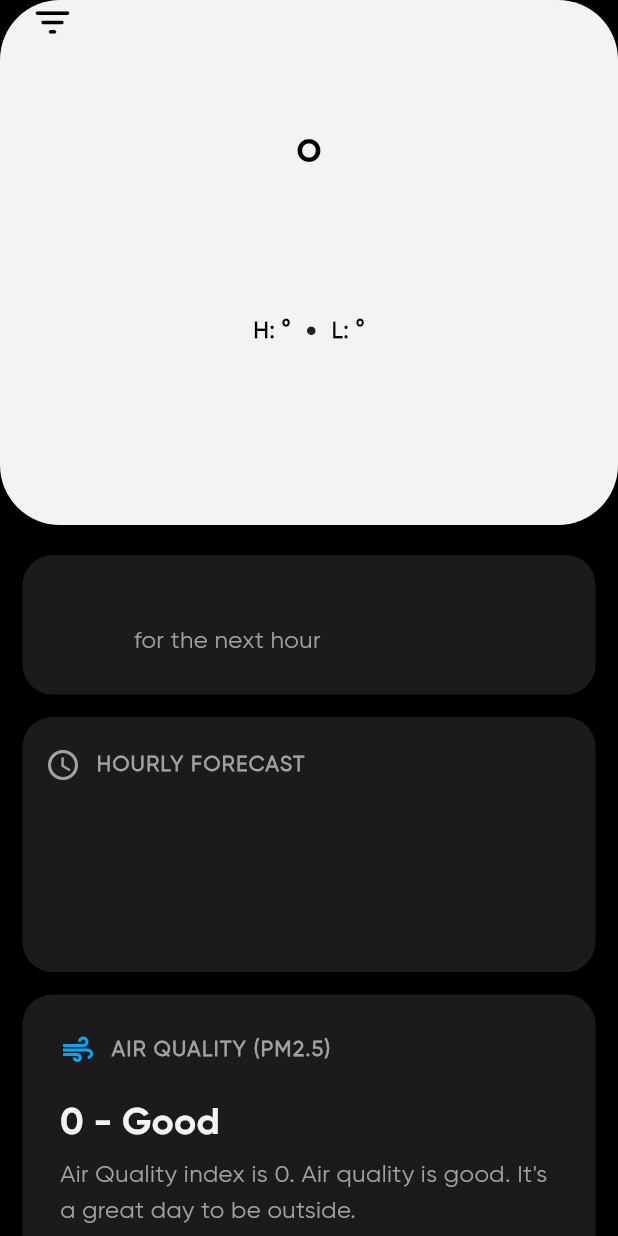
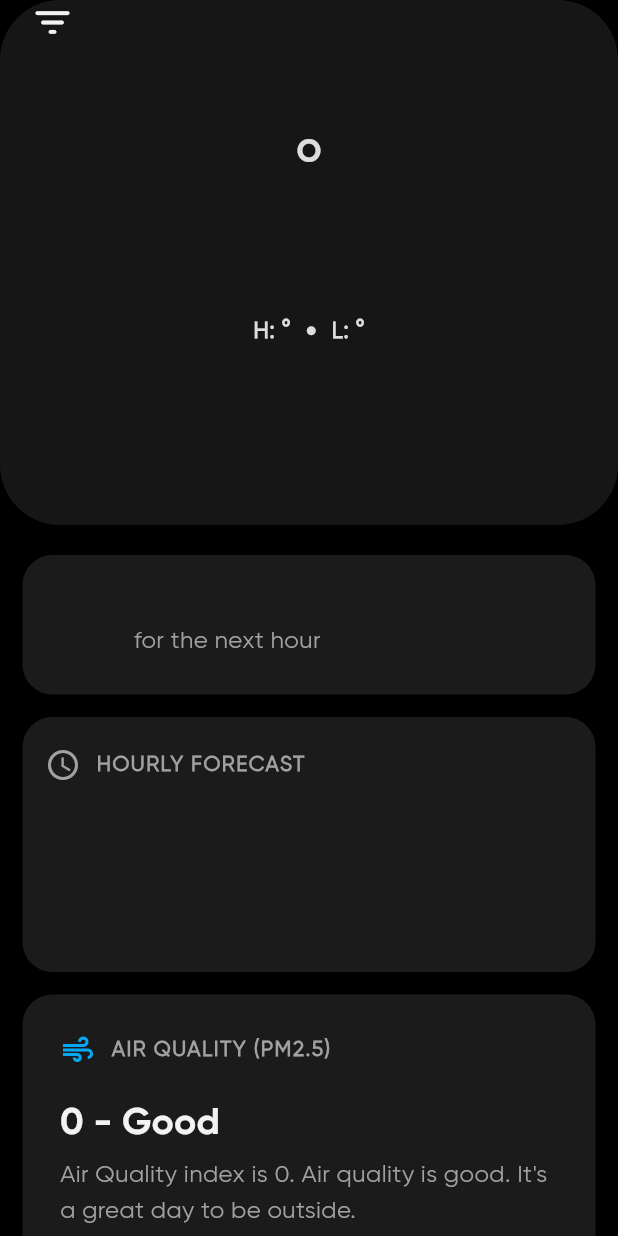
Before and after one commit to HalfSeedLLC/Climature, a Flutter app: the CityForecast screen opened directly, on a phone screen of 412 x 824 dp. Run offline on Flutter 3.47's test engine with Material 3 defaults, Android fonts, the phone set to English and light mode, and no system bars; our stand-ins replace equatable, flutter_bloc, flutter_dotenv, go_router, shared_preferences, video_player; accounts and stored records are empty; network calls fail; statements that could not run were skipped.

Commit message:
Adds video assets for weather conditions to City Header

```diff
--- a/lib/pages/city_forecast/city_forecast.dart
+++ b/lib/pages/city_forecast/city_forecast.dart
@@ -60,7 +60,9 @@ class _CityForecast extends State<CityForecast>
                       opacity: _animationController.value * 1,
                       child: Column(
                         children: [
-                          SizedBox(
+                          ClipRRect(
+                            borderRadius: BorderRadius.circular(40),
+                            child: SizedBox(
                               height: 350 * _animationController.value,
                               child: OverflowBox(
                                 maxHeight: 350,
@@ -82,6 +84,7 @@ class _CityForecast extends State<CityForecast>
                                   airQualityMessage: getAirQualityMessage(
                                       usEpaIndex: state.forecast?.current
                                           .airQuality.usEpaIndex),
+                                ),
                               ),
                             ),
                           ),
--- a/lib/pages/city_forecast/widgets/city_header.dart
+++ b/lib/pages/city_forecast/widgets/city_header.dart
@@ -1,9 +1,12 @@
 import 'package:flutter/material.dart';
+import 'package:video_player/video_player.dart';
 import 'package:weather_app/utils/utils.dart';
 import 'package:weather_app/theme/colors.dart';
 import 'package:weather_app/widgets/gradient_container.dart';
 
-class CityHeader extends StatelessWidget {
+import '../util/util.dart';
+
+class CityHeader extends StatefulWidget {
   const CityHeader({
     required this.title,
     required this.currentTemp,
@@ -26,51 +29,94 @@ class CityHeader extends StatelessWidget {
   final bool isLoading;
 
   @override
-  Widget build(BuildContext context) => DecoratedBox(
-        decoration: BoxDecoration(
-            color: WeatherColors.white,
-            borderRadius: BorderRadius.circular(40)),
-        child: SafeArea(
-          child: Padding(
+  State<CityHeader> createState() => _CityHeaderState();
+}
+
+class _CityHeaderState extends State<CityHeader> {
+  VideoPlayerController? _controller;
+
+  @override
+  void initState() {
+    super.initState();
+  }
+
+  @override
+  void didUpdateWidget(covariant CityHeader oldWidget) {
+    super.didUpdateWidget(oldWidget);
+    if (widget.condition != oldWidget.condition &&
+        widget.condition.isNotEmpty) {
+      _controller?.dispose();
+      _initializeVideo();
+    }
+  }
+
+  void _initializeVideo() {
+    _controller =
+        VideoPlayerController.asset(getWeatherVideoAsset(widget.condition));
+    _controller?.initialize().then((_) {
+      _controller
+        ?..play()
+        ..setLooping(true);
+    });
+  }
+
+  @override
+  void dispose() {
+    _controller?.dispose();
+    super.dispose();
+  }
+
+  @override
+  Widget build(BuildContext context) => ClipRRect(
+        borderRadius: BorderRadius.circular(40),
+        child: DecoratedBox(
+          decoration: const BoxDecoration(
+            color: Color(0xFF252525),
+          ),
+          child: Stack(
+            children: [
+              Stack(
+                children: [
+                  if (widget.condition.isNotEmpty) VideoPlayer(_controller!),
+                  Container(color: WeatherColors.black.withOpacity(0.4)),
+                ],
+              ),
+              SafeArea(
+                child: Column(
+                  children: [
+                    Padding(
                       padding: const EdgeInsets.only(left: 20, right: 20),
                       child: Stack(
                         alignment: Alignment.topCenter,
                         children: [
                           Padding(
                             padding: const EdgeInsets.only(top: 30),
+                            child: AnimatedOpacity(
+                              opacity: widget.isLoading ? 0 : 1,
+                              duration: const Duration(seconds: 2),
                               child: Column(
                                 children: [
                                   Wrap(
                                     spacing: 5,
-                        crossAxisAlignment: WrapCrossAlignment.center,
+                                    crossAxisAlignment:
+                                        WrapCrossAlignment.center,
                                     direction: Axis.vertical,
                                     children: [
                                       Stack(
                                         alignment: Alignment.center,
                                         children: [
-                              if (isLoading)
-                                const GradientContainer(
-                                  height: 30,
-                                  width: 250,
-                                  theme: SkeletonTheme.light,
-                                ),
-                              Text(title,
+                                          Text(widget.title,
                                               style: Theme.of(context)
                                                   .textTheme
                                                   .labelSmall!
                                                   .copyWith(
                                                       height: 1,
                                                       fontSize: 30,
-                                          color: WeatherColors.black)),
+                                                      color:
+                                                          WeatherColors.white)),
                                         ],
                                       ),
-                          isLoading
-                              ? const GradientContainer(
-                                  height: 15,
-                                  width: 200,
-                                  theme: SkeletonTheme.light,
-                                )
-                              : Text(airQualityMessage,
+                                      Text(widget.airQualityMessage,
                                           style: Theme.of(context)
                                               .textTheme
                                               .labelSmall!
@@ -78,23 +124,18 @@ class CityHeader extends StatelessWidget {
                                                   height: 1,
                                                   fontSize: 15,
                                                   fontWeight: FontWeight.w600,
-                                          color: WeatherColors.black)),
+                                                  color: WeatherColors.white)),
                                     ],
                                   ),
                                   Padding(
                                     padding: const EdgeInsets.only(top: 15),
-                        child: isLoading
-                            ? const GradientContainer(
-                                height: 80,
-                                width: 80,
-                                borderRadius: 40,
-                                theme: SkeletonTheme.light,
-                              )
-                            : Row(
-                                crossAxisAlignment: CrossAxisAlignment.start,
-                                mainAxisAlignment: MainAxisAlignment.center,
+                                    child: Row(
+                                      crossAxisAlignment:
+                                          CrossAxisAlignment.start,
+                                      mainAxisAlignment:
+                                          MainAxisAlignment.center,
                                       children: [
-                                  Text(currentTemp,
+                                        Text(widget.currentTemp,
                                             style: Theme.of(context)
                                                 .textTheme
                                                 .titleLarge!
@@ -102,7 +143,7 @@ class CityHeader extends StatelessWidget {
                                                   fontSize: 90,
                                                   fontWeight: FontWeight.w600,
                                                   letterSpacing: 1,
-                                            color: WeatherColors.black,
+                                                  color: WeatherColors.white,
                                                 )),
                                         Text('°',
                                             style: Theme.of(context)
@@ -111,24 +152,16 @@ class CityHeader extends StatelessWidget {
                                                 .copyWith(
                                                     fontSize: 50,
                                                     fontWeight: FontWeight.w100,
-                                              color: WeatherColors.black))
+                                                    color: WeatherColors.white))
                                       ],
                                     ),
                                   ),
-                      isLoading
-                          ? const Padding(
-                              padding: EdgeInsets.only(top: 15),
-                              child: GradientContainer(
-                                height: 15,
-                                width: 100,
-                                theme: SkeletonTheme.light,
-                              ),
-                            )
-                          : Wrap(
+                                  Wrap(
                                     spacing: 10,
-                              crossAxisAlignment: WrapCrossAlignment.center,
+                                    crossAxisAlignment:
+                                        WrapCrossAlignment.center,
                                     children: [
-                                if (iconAsset.isNotEmpty)
+                                      if (widget.iconAsset.isNotEmpty)
                                         SizedBox(
                                           width: 20,
                                           height: 45,
@@ -139,55 +172,59 @@ class CityHeader extends StatelessWidget {
                                                 width: 50,
                                                 height: 50,
                                                 getWeatherIconAsset(
-                                              iconAsset: iconAsset)),
+                                                    iconAsset:
+                                                        widget.iconAsset)),
                                           ),
                                         ),
                                       Padding(
-                                  padding: const EdgeInsets.only(left: 10.0),
-                                  child: Text(condition,
+                                        padding:
+                                            const EdgeInsets.only(left: 10.0),
+                                        child: Text(widget.condition,
                                             style: Theme.of(context)
                                                 .textTheme
                                                 .labelSmall!
                                                 .copyWith(
                                                     height: 1,
                                                     fontSize: 18,
-                                              color: WeatherColors.black)),
+                                                    color:
+                                                        WeatherColors.white)),
                                       )
                                     ],
                                   ),
                                   Padding(
                                     padding: const EdgeInsets.only(top: 10),
-                        child: isLoading
-                            ? const GradientContainer(
-                                height: 20,
-                                width: 150,
-                                theme: SkeletonTheme.light,
-                              )
-                            : Wrap(
+                                    child: Wrap(
                                       spacing: 10,
-                                crossAxisAlignment: WrapCrossAlignment.center,
+                                      crossAxisAlignment:
+                                          WrapCrossAlignment.center,
                                       children: [
-                                  Text('H: $tempHi°',
+                                        Text('H: ${widget.tempHi}°',
                                             style: Theme.of(context)
                                                 .textTheme
                                                 .labelSmall!
                                                 .copyWith(
                                                     height: 1,
                                                     fontSize: 15,
-                                              color: WeatherColors.black)),
-                                  const Icon(size: 7, Icons.circle),
-                                  Text('L: $tempLow°',
+                                                    color:
+                                                        WeatherColors.white)),
+                                        const Icon(
+                                          size: 7,
+                                          Icons.circle,
+                                          color: WeatherColors.white,
+                                        ),
+                                        Text('L: ${widget.tempLow}°',
                                             style: Theme.of(context)
                                                 .textTheme
                                                 .labelSmall!
                                                 .copyWith(
                                                     height: 1,
                                                     fontSize: 15,
-                                              color: WeatherColors.black))
+                                                    color: WeatherColors.white))
                                       ],
                                     ),
                                   )
                                 ],
+                              ),
                             ),
                           ),
                           Align(
@@ -197,16 +234,22 @@ class CityHeader extends StatelessWidget {
                                   Navigator.pop(context);
                                 },
                                 child: const Padding(
-                        padding: EdgeInsets.only(right: 15, bottom: 15),
+                                  padding:
+                                      EdgeInsets.only(right: 15, bottom: 15),
                                   child: Icon(
                                       size: 30,
                                       Icons.filter_list_rounded,
-                            color: WeatherColors.black),
+                                      color: WeatherColors.white),
                                 ),
                               ))
                         ],
                       ),
                     ),
+                  ],
+                ),
+              ),
+            ],
+          ),
         ),
       );
 }
--- a/pubspec.yaml
+++ b/pubspec.yaml
@@ -18,6 +18,7 @@ dependencies:
   equatable: ^2.0.5
   flutter_dotenv: ^5.1.0
   shared_preferences: ^2.2.2
+  video_player: ^2.8.2
 
 dev_dependencies:
   flutter_test:
@@ -31,6 +32,7 @@ flutter:
   assets:
     - .env
     - assets/images/
+    - assets/weather/videos/
     - assets/weather/icons/day/
     - assets/weather/icons/night/
 
```
Also changed, not shown: lib/pages/city_forecast/util/util.dart (+73 -0 lines), pubspec.lock, 67 other files. Lines whose indentation alone changed are shown as unchanged.
